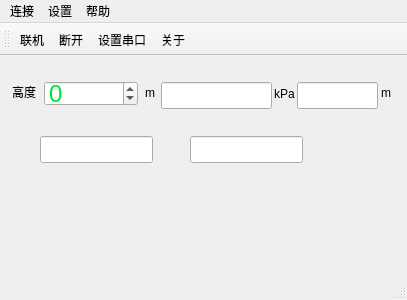
Above: mainwindow.ui from shenxfs/altimeter before the change. Below: the same form after it.
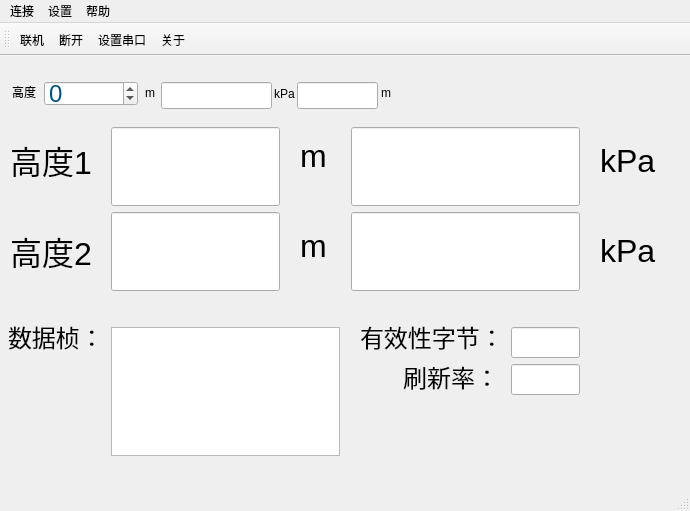
That is the form after the change. Icons and pictures are not drawn.

What changed in the file:
```diff
--- a/mainwindow.ui
+++ b/mainwindow.ui
@@ -6,10 +6,16 @@
    <rect>
     <x>0</x>
     <y>0</y>
-    <width>407</width>
-    <height>300</height>
+    <width>690</width>
+    <height>511</height>
    </rect>
   </property>
+  <property name="sizePolicy">
+   <sizepolicy hsizetype="Preferred" vsizetype="Preferred">
+    <horstretch>0</horstretch>
+    <verstretch>0</verstretch>
+   </sizepolicy>
+  </property>
   <property name="palette">
    <palette>
     <active>
@@ -17,8 +23,8 @@
       <brush brushstyle="SolidPattern">
        <color alpha="255">
         <red>0</red>
-        <green>224</green>
-        <blue>59</blue>
+        <green>85</green>
+        <blue>127</blue>
        </color>
       </brush>
      </colorrole>
@@ -28,8 +34,8 @@
       <brush brushstyle="SolidPattern">
        <color alpha="255">
         <red>0</red>
-        <green>224</green>
-        <blue>59</blue>
+        <green>85</green>
+        <blue>127</blue>
        </color>
       </brush>
      </colorrole>
@@ -38,9 +44,9 @@
      <colorrole role="Text">
       <brush brushstyle="SolidPattern">
        <color alpha="255">
-        <red>143</red>
-        <green>146</green>
-        <blue>147</blue>
+        <red>120</red>
+        <green>120</green>
+        <blue>120</blue>
        </color>
       </brush>
      </colorrole>
@@ -51,6 +57,12 @@
    <string>高度传感器显示</string>
   </property>
   <widget class="QWidget" name="centralWidget">
+   <property name="sizePolicy">
+    <sizepolicy hsizetype="Expanding" vsizetype="Expanding">
+     <horstretch>0</horstretch>
+     <verstretch>0</verstretch>
+    </sizepolicy>
+   </property>
    <widget class="QLabel" name="label">
     <property name="geometry">
      <rect>
@@ -163,24 +175,271 @@
      <string>m</string>
     </property>
    </widget>
-   <widget class="QLineEdit" name="lineEdit_high1">
+   <widget class="QWidget" name="verticalLayoutWidget">
     <property name="geometry">
      <rect>
-      <x>40</x>
+      <x>100</x>
+      <y>60</y>
+      <width>191</width>
+      <height>186</height>
+     </rect>
+    </property>
+    <layout class="QVBoxLayout" name="verticalLayout_2">
+     <item>
+      <widget class="QLineEdit" name="lineEdit_high1">
+       <property name="font">
+        <font>
+         <family>Monospace</family>
+         <pointsize>48</pointsize>
+         <italic>false</italic>
+        </font>
+       </property>
+       <property name="text">
+        <string/>
+       </property>
+       <property name="readOnly">
+        <bool>true</bool>
+       </property>
+      </widget>
+     </item>
+     <item>
+      <widget class="QLineEdit" name="lineEdit_high2">
+       <property name="font">
+        <font>
+         <family>Monospace</family>
+         <pointsize>48</pointsize>
+         <italic>false</italic>
+        </font>
+       </property>
+       <property name="text">
+        <string/>
+       </property>
+       <property name="readOnly">
+        <bool>true</bool>
+       </property>
+      </widget>
+     </item>
+    </layout>
+   </widget>
+   <widget class="QLabel" name="label_5">
+    <property name="geometry">
+     <rect>
+      <x>10</x>
       <y>80</y>
-      <width>113</width>
-      <height>27</height>
+      <width>81</width>
+      <height>41</height>
      </rect>
     </property>
+    <property name="text">
+     <string>&lt;html&gt;&lt;head/&gt;&lt;body&gt;&lt;p&gt;&lt;span style=&quot; font-size:24pt;&quot;&gt;高度1&lt;/span&gt;&lt;/p&gt;&lt;/body&gt;&lt;/html&gt;</string>
+    </property>
    </widget>
-   <widget class="QLineEdit" name="lineEdit_high2">
+   <widget class="QLabel" name="label_6">
     <property name="geometry">
      <rect>
-      <x>190</x>
+      <x>10</x>
+      <y>170</y>
+      <width>81</width>
+      <height>51</height>
+     </rect>
+    </property>
+    <property name="text">
+     <string>&lt;html&gt;&lt;head/&gt;&lt;body&gt;&lt;p&gt;&lt;span style=&quot; font-size:24pt;&quot;&gt;高度2&lt;/span&gt;&lt;/p&gt;&lt;/body&gt;&lt;/html&gt;</string>
+    </property>
+   </widget>
+   <widget class="QWidget" name="verticalLayoutWidget_2">
+    <property name="geometry">
+     <rect>
+      <x>340</x>
+      <y>60</y>
+      <width>251</width>
+      <height>186</height>
+     </rect>
+    </property>
+    <layout class="QVBoxLayout" name="verticalLayout">
+     <item>
+      <widget class="QLineEdit" name="lineEdit_2">
+       <property name="font">
+        <font>
+         <family>Monospace</family>
+         <pointsize>48</pointsize>
+        </font>
+       </property>
+       <property name="text">
+        <string/>
+       </property>
+       <property name="readOnly">
+        <bool>true</bool>
+       </property>
+      </widget>
+     </item>
+     <item>
+      <widget class="QLineEdit" name="lineEdit_3">
+       <property name="font">
+        <font>
+         <family>Monospace</family>
+         <pointsize>48</pointsize>
+        </font>
+       </property>
+       <property name="readOnly">
+        <bool>true</bool>
+       </property>
+      </widget>
+     </item>
+    </layout>
+   </widget>
+   <widget class="QLabel" name="label_7">
+    <property name="geometry">
+     <rect>
+      <x>300</x>
+      <y>70</y>
+      <width>31</width>
+      <height>61</height>
+     </rect>
+    </property>
+    <property name="text">
+     <string>&lt;html&gt;&lt;head/&gt;&lt;body&gt;&lt;p&gt;&lt;span style=&quot; font-size:24pt;&quot;&gt;m&lt;/span&gt;&lt;/p&gt;&lt;/body&gt;&lt;/html&gt;</string>
+    </property>
+   </widget>
+   <widget class="QLabel" name="label_9">
+    <property name="geometry">
+     <rect>
+      <x>600</x>
       <y>80</y>
-      <width>113</width>
-      <height>27</height>
+      <width>71</width>
+      <height>51</height>
      </rect>
+    </property>
+    <property name="text">
+     <string>&lt;html&gt;&lt;head/&gt;&lt;body&gt;&lt;p&gt;&lt;span style=&quot; font-size:24pt;&quot;&gt;kPa&lt;/span&gt;&lt;/p&gt;&lt;/body&gt;&lt;/html&gt;</string>
+    </property>
+   </widget>
+   <widget class="QLabel" name="label_8">
+    <property name="geometry">
+     <rect>
+      <x>300</x>
+      <y>160</y>
+      <width>31</width>
+      <height>61</height>
+     </rect>
+    </property>
+    <property name="text">
+     <string>&lt;html&gt;&lt;head/&gt;&lt;body&gt;&lt;p&gt;&lt;span style=&quot; font-size:24pt;&quot;&gt;m&lt;/span&gt;&lt;/p&gt;&lt;/body&gt;&lt;/html&gt;</string>
+    </property>
+   </widget>
+   <widget class="QLabel" name="label_10">
+    <property name="geometry">
+     <rect>
+      <x>600</x>
+      <y>170</y>
+      <width>71</width>
+      <height>51</height>
+     </rect>
+    </property>
+    <property name="text">
+     <string>&lt;html&gt;&lt;head/&gt;&lt;body&gt;&lt;p&gt;&lt;span style=&quot; font-size:24pt;&quot;&gt;kPa&lt;/span&gt;&lt;/p&gt;&lt;/body&gt;&lt;/html&gt;</string>
+    </property>
+   </widget>
+   <widget class="QWidget" name="verticalLayoutWidget_3">
+    <property name="geometry">
+     <rect>
+      <x>100</x>
+      <y>260</y>
+      <width>251</width>
+      <height>151</height>
+     </rect>
+    </property>
+    <layout class="QVBoxLayout" name="verticalLayout_3">
+     <item>
+      <widget class="QTextEdit" name="textEdit">
+       <property name="readOnly">
+        <bool>true</bool>
+       </property>
+      </widget>
+     </item>
+    </layout>
+   </widget>
+   <widget class="QWidget" name="verticalLayoutWidget_4">
+    <property name="geometry">
+     <rect>
+      <x>500</x>
+      <y>260</y>
+      <width>91</width>
+      <height>90</height>
+     </rect>
+    </property>
+    <layout class="QVBoxLayout" name="verticalLayout_4">
+     <item>
+      <widget class="QLineEdit" name="lineEdit_4">
+       <property name="font">
+        <font>
+         <pointsize>14</pointsize>
+         <italic>true</italic>
+        </font>
+       </property>
+       <property name="alignment">
+        <set>Qt::AlignRight|Qt::AlignTrailing|Qt::AlignVCenter</set>
+       </property>
+      </widget>
+     </item>
+     <item>
+      <widget class="QLineEdit" name="lineEdit_5">
+       <property name="font">
+        <font>
+         <pointsize>14</pointsize>
+         <italic>true</italic>
+        </font>
+       </property>
+       <property name="alignment">
+        <set>Qt::AlignRight|Qt::AlignTrailing|Qt::AlignVCenter</set>
+       </property>
+      </widget>
+     </item>
+    </layout>
+   </widget>
+   <widget class="QLabel" name="label_11">
+    <property name="geometry">
+     <rect>
+      <x>8</x>
+      <y>260</y>
+      <width>91</width>
+      <height>41</height>
+     </rect>
+    </property>
+    <property name="text">
+     <string>&lt;html&gt;&lt;head/&gt;&lt;body&gt;&lt;p&gt;&lt;span style=&quot; font-size:18pt;&quot;&gt;数据桢：&lt;/span&gt;&lt;/p&gt;&lt;/body&gt;&lt;/html&gt;</string>
+    </property>
+   </widget>
+   <widget class="QLabel" name="label_12">
+    <property name="geometry">
+     <rect>
+      <x>360</x>
+      <y>260</y>
+      <width>141</width>
+      <height>41</height>
+     </rect>
+    </property>
+    <property name="text">
+     <string>&lt;html&gt;&lt;head/&gt;&lt;body&gt;&lt;p&gt;&lt;span style=&quot; font-size:18pt;&quot;&gt;有效性字节：&lt;/span&gt;&lt;/p&gt;&lt;/body&gt;&lt;/html&gt;</string>
+    </property>
+    <property name="alignment">
+     <set>Qt::AlignRight|Qt::AlignTrailing|Qt::AlignVCenter</set>
+    </property>
+   </widget>
+   <widget class="QLabel" name="label_13">
+    <property name="geometry">
+     <rect>
+      <x>388</x>
+      <y>300</y>
+      <width>111</width>
+      <height>41</height>
+     </rect>
+    </property>
+    <property name="text">
+     <string>&lt;html&gt;&lt;head/&gt;&lt;body&gt;&lt;p&gt;&lt;span style=&quot; font-size:18pt;&quot;&gt;刷新率：&lt;/span&gt;&lt;/p&gt;&lt;/body&gt;&lt;/html&gt;</string>
+    </property>
+    <property name="alignment">
+     <set>Qt::AlignRight|Qt::AlignTrailing|Qt::AlignVCenter</set>
     </property>
    </widget>
   </widget>
@@ -189,7 +448,7 @@
     <rect>
      <x>0</x>
      <y>0</y>
-     <width>407</width>
+     <width>690</width>
      <height>21</height>
     </rect>
    </property>
```
Left out of the diff: 8 changed lines with no effect on the pictures.
